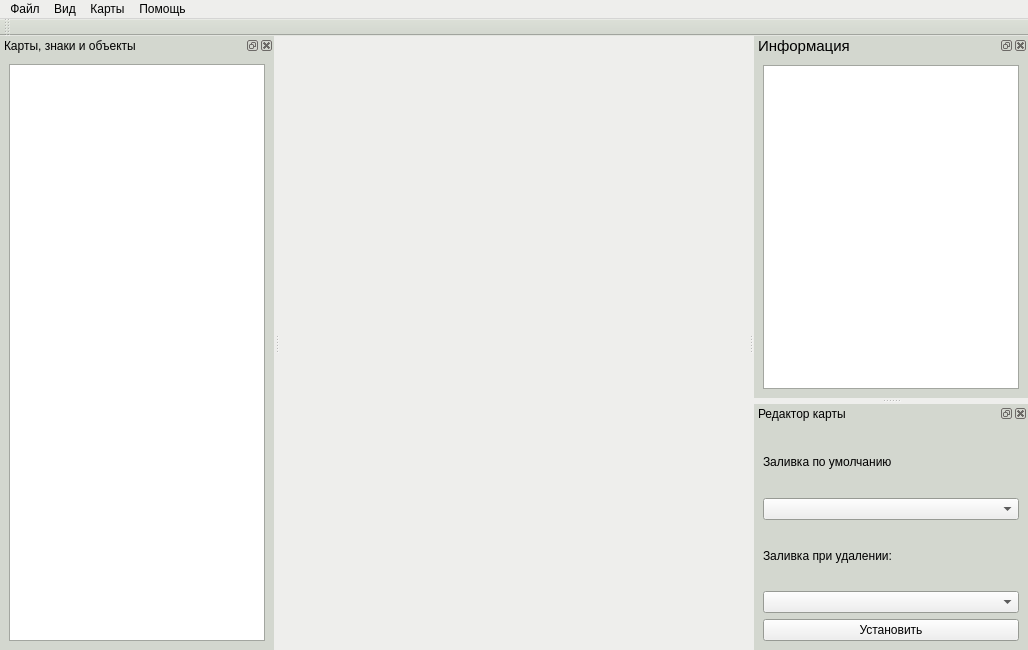
moevm/mse_visual_map_editor_for_duckietown, file main_design.ui: the form before one commit.
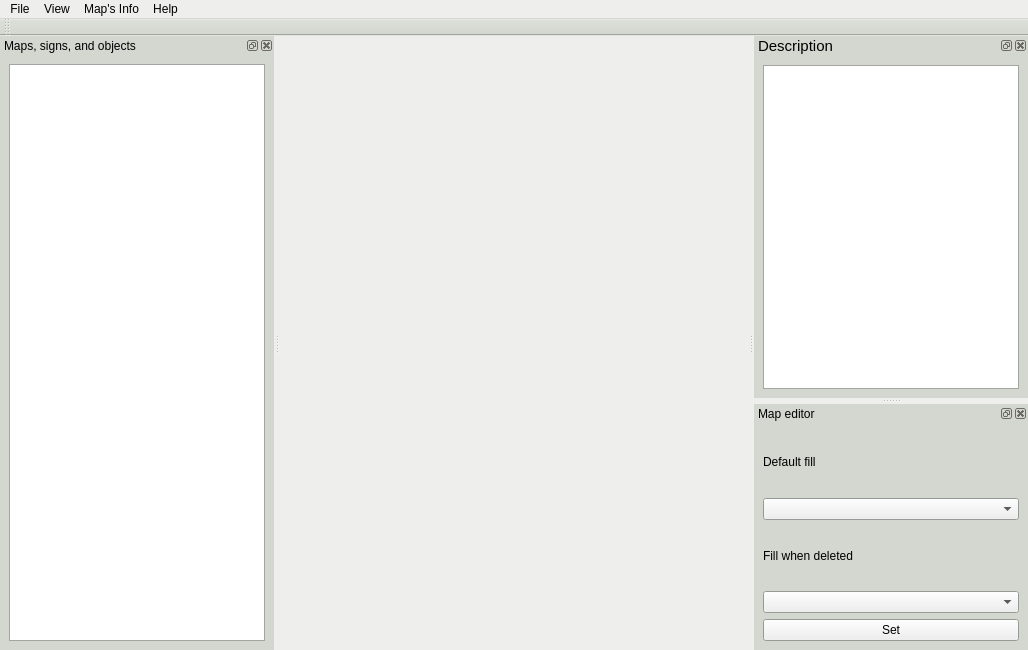
The form after the commit.

Patch:
```diff
--- a/main_design.ui
+++ b/main_design.ui
@@ -164,7 +164,7 @@
    </property>
    <widget class="QMenu" name="file">
     <property name="title">
-     <string>Файл</string>
+     <string>File</string>
     </property>
     <addaction name="create_new"/>
     <addaction name="open_map"/>
@@ -177,20 +177,20 @@
    </widget>
    <widget class="QMenu" name="maps">
     <property name="title">
-     <string>Карты</string>
+     <string>Map's Info</string>
     </property>
     <addaction name="calc_param"/>
     <addaction name="calc_materials"/>
    </widget>
    <widget class="QMenu" name="help">
     <property name="title">
-     <string>Помощь</string>
+     <string>Help</string>
     </property>
     <addaction name="about_author"/>
    </widget>
    <widget class="QMenu" name="menuDbl">
     <property name="title">
-     <string>Вид</string>
+     <string>View</string>
     </property>
     <addaction name="change_blocks"/>
     <addaction name="change_info"/>
@@ -372,7 +372,7 @@
     <set>Qt::LeftDockWidgetArea|Qt::RightDockWidgetArea|Qt::TopDockWidgetArea</set>
    </property>
    <property name="windowTitle">
-    <string>Карты, знаки и объекты</string>
+    <string>Maps, signs, and objects</string>
    </property>
    <attribute name="dockWidgetArea">
     <number>1</number>
@@ -494,7 +494,7 @@
     <set>Qt::LeftDockWidgetArea|Qt::RightDockWidgetArea|Qt::TopDockWidgetArea</set>
    </property>
    <property name="windowTitle">
-    <string>Информация</string>
+    <string>Description</string>
    </property>
    <attribute name="dockWidgetArea">
     <number>2</number>
@@ -598,7 +598,7 @@
     <set>Qt::LeftDockWidgetArea|Qt::RightDockWidgetArea</set>
    </property>
    <property name="windowTitle">
-    <string>Редактор карты</string>
+    <string>Map editor</string>
    </property>
    <attribute name="dockWidgetArea">
     <number>2</number>
@@ -608,7 +608,7 @@
      <item>
       <widget class="QLabel" name="default_fill_label">
        <property name="text">
-        <string>Заливка по умолчанию</string>
+        <string>Default fill</string>
        </property>
       </widget>
      </item>
@@ -618,7 +618,7 @@
      <item>
       <widget class="QLabel" name="delete_fill_label">
        <property name="text">
-        <string>Заливка при удалении:</string>
+        <string>Fill when deleted</string>
        </property>
       </widget>
      </item>
@@ -628,7 +628,7 @@
      <item>
       <widget class="QPushButton" name="set_fill">
        <property name="text">
-        <string>Установить</string>
+        <string>Set</string>
        </property>
       </widget>
      </item>
```
Left out of the diff: 30 changed lines with no effect on the pictures.
